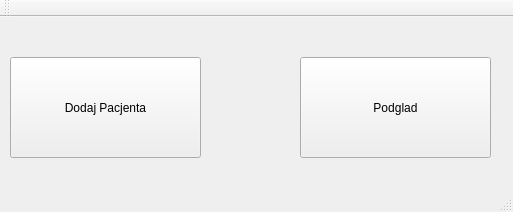
Before: the Qt Designer form mainwindow.ui in hubs017/telematyka, drawn with Qt 5.
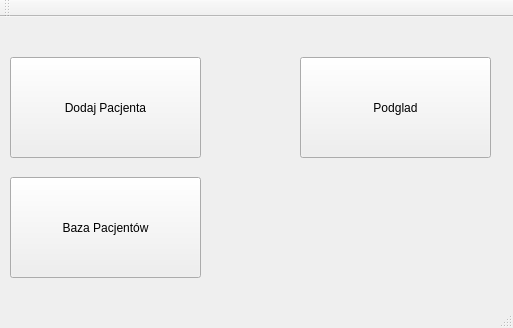
After: the same form once the commit is applied.

```diff
--- a/mainwindow.ui
+++ b/mainwindow.ui
@@ -7,7 +7,7 @@
     <x>0</x>
     <y>0</y>
     <width>513</width>
-    <height>212</height>
+    <height>328</height>
    </rect>
   </property>
   <property name="windowTitle">
@@ -40,6 +40,19 @@
      <string>Podglad</string>
     </property>
    </widget>
+   <widget class="QPushButton" name="pushButton_3">
+    <property name="geometry">
+     <rect>
+      <x>10</x>
+      <y>160</y>
+      <width>191</width>
+      <height>101</height>
+     </rect>
+    </property>
+    <property name="text">
+     <string>Baza Pacjentów</string>
+    </property>
+   </widget>
   </widget>
   <widget class="QMenuBar" name="menuBar">
    <property name="geometry">
```
